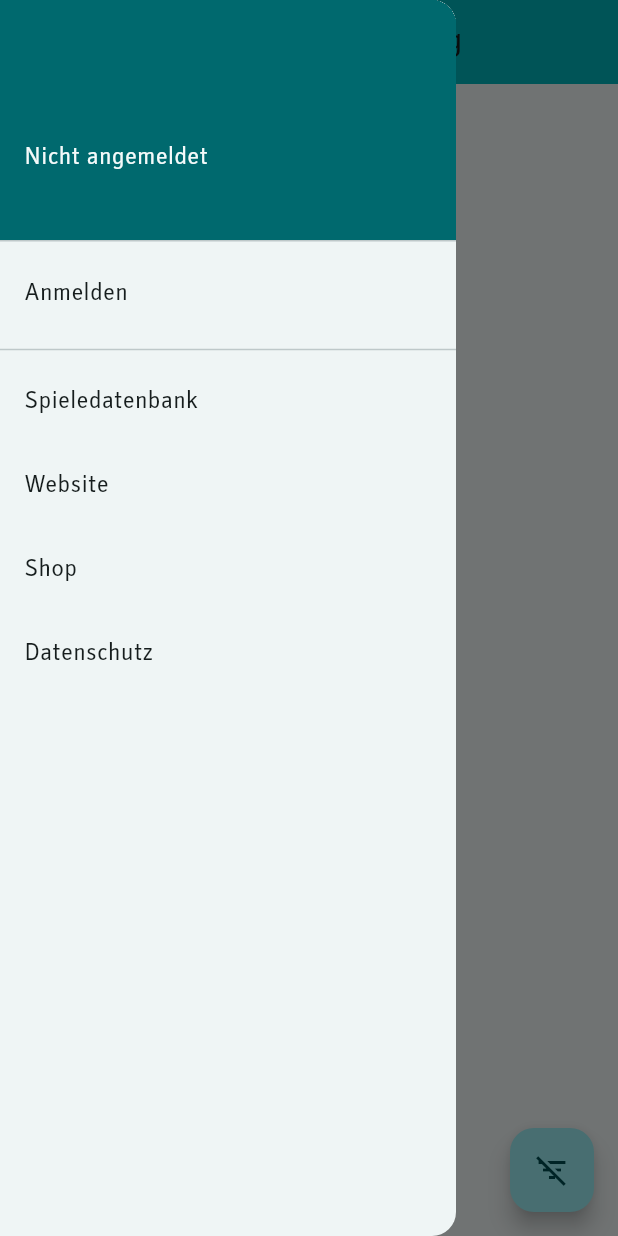
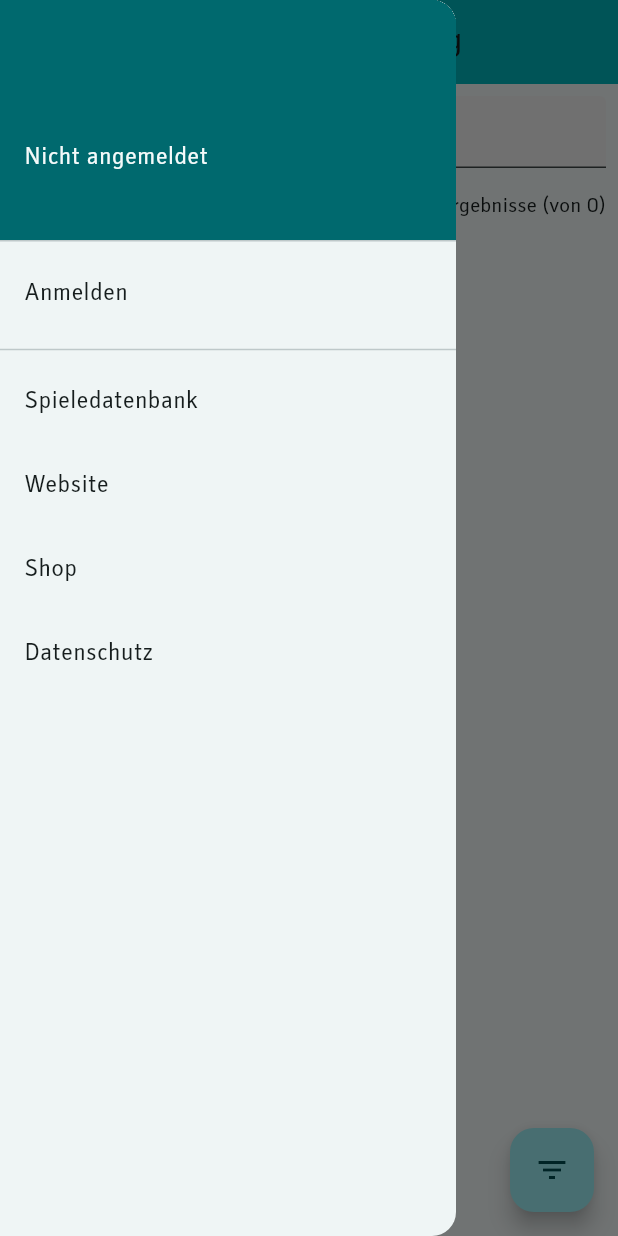
Before and after one commit to fabitb/KjG-MuF-App, a Flutter app: the screen it shows after launch, with the side drawer open, on a phone screen of 412 x 824 dp. Run offline on Flutter 3.47's test engine with Material 3 defaults, Android fonts, the phone set to English and light mode, and no system bars; drawn by our look-alikes of skeletonizer; our stand-ins replace csv, flutter_cache_manager, flutter_html, flutter_map, geocoding, isar and 3 more; missing offline and left inert: add_2_calendar, flutter_inappwebview, flutter_pdfview, map_launcher; accounts and stored records are empty; generated files the repository leaves out were written again; network calls fail.

Commit message:
search: add search in event list

```diff
--- a/lib/model/filter_settings.dart
+++ b/lib/model/filter_settings.dart
@@ -9,7 +9,7 @@ class FilterSettings {
   Map<String, bool> showOrganizer = {};
   bool onlyRegistered = false;
   DateTimeRange? dateTimeRange;
-  bool hideGremien = false;
+  bool hideGremien = true;
 
   FilterSettings();
 
--- a/lib/ui/screens/event_list.dart
+++ b/lib/ui/screens/event_list.dart
@@ -44,8 +44,26 @@ class EventList extends StatelessWidget {
                     enabled: model.events == null,
                     child: ListView.builder(
                       itemCount: events.length +
-                          (model.filterSettings.isActive() ? 1 : 0),
+                          (model.filterSettings.isActive() ? 2 : 1),
                       itemBuilder: (BuildContext context, int index) {
+                        if (index == 0) {
+                          return Padding(
+                            padding: const EdgeInsets.all(8.0),
+                            child: TextField(
+                              onChanged: (_) => model.searchChanged(),
+                              controller: model.filterController,
+                              style: const TextStyle(color: Colors.black),
+                              decoration: InputDecoration(
+                                fillColor: Colors.grey.shade100,
+                                filled: true,
+                                hintText: "Suche",
+                                prefixIcon: const Icon(Icons.search),
+                              ),
+                            ),
+                          );
+                        }
+                        index--;
+
                         if (model.filterSettings.isActive()) {
                           if (index == 0) {
                             return const FilterWidget();
--- a/lib/viewmodels/event.list.viewmodel.dart
+++ b/lib/viewmodels/event.list.viewmodel.dart
@@ -1,4 +1,5 @@
 import 'package:flutter/material.dart';
+import 'package:html/parser.dart';
 import 'package:kjg_muf_app/backend/mida_service.dart';
 import 'package:kjg_muf_app/database/db_service.dart';
 import 'package:kjg_muf_app/model/csv_event.dart';
@@ -9,6 +10,7 @@ import 'package:kjg_muf_app/utils/shared_prefs.dart';
 
 class EventListViewModel extends ChangeNotifier {
   List<EventModel>? _events;
+  TextEditingController filterController = TextEditingController();
 
   List<EventModel>? get events => _filteredEvents();
 
@@ -23,6 +25,10 @@ class EventListViewModel extends ChangeNotifier {
     notifyListeners();
 
     if (saveInPrefs) SharedPref().saveFilterSettings(newValue);
+  }
+
+  searchChanged() {
+    notifyListeners();
   }
 
   List<EventModel>? _filteredEvents() {
@@ -52,6 +58,15 @@ class EventListViewModel extends ChangeNotifier {
             _filterSettings.dateTimeRange!.end.add(const Duration(days: 1));
         return element.startDateAndTime!.isAfter(start) &&
             element.startDateAndTime!.isBefore(end);
+      }).toList();
+    }
+
+    final searchText = filterController.text.toLowerCase();
+    if (searchText.isNotEmpty) {
+      e = e?.where((element) {
+        return element.title.toLowerCase().contains(searchText) ||
+            (element.location?.toLowerCase().contains(searchText) ?? false) ||
+            (element.organizer?.toLowerCase().contains(searchText) ?? false);
       }).toList();
     }
 
@@ -136,7 +151,6 @@ class EventListViewModel extends ChangeNotifier {
           }
         });
       }
-
     }
 
     DBService().cacheEvents(_events ?? []);
```
